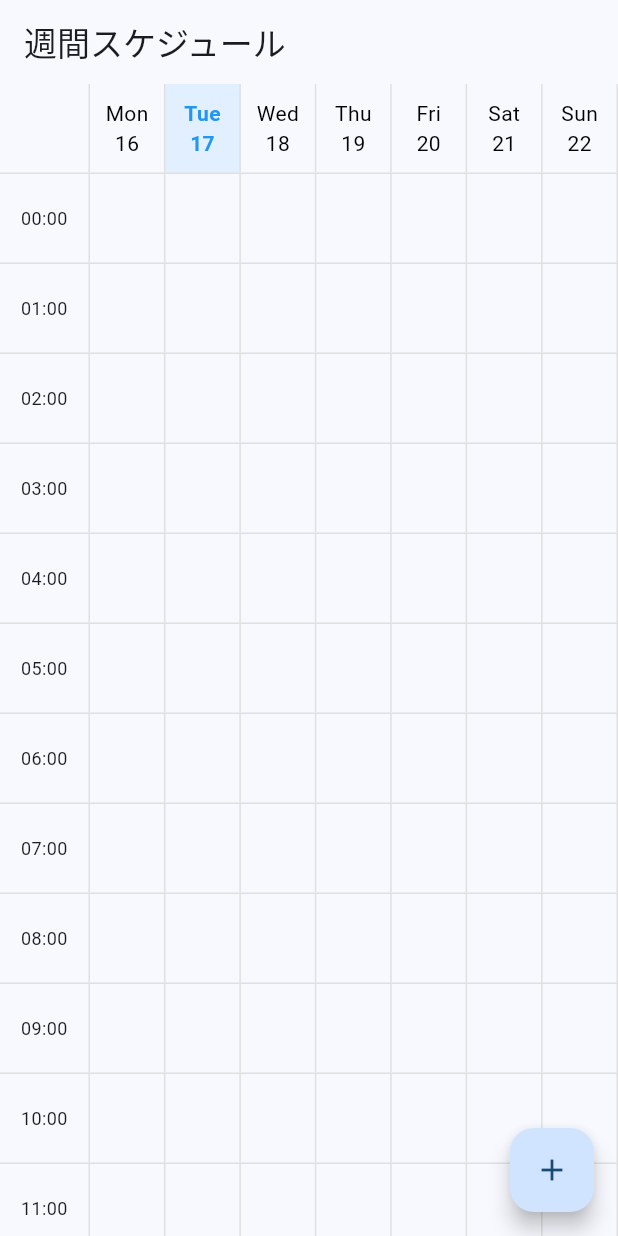
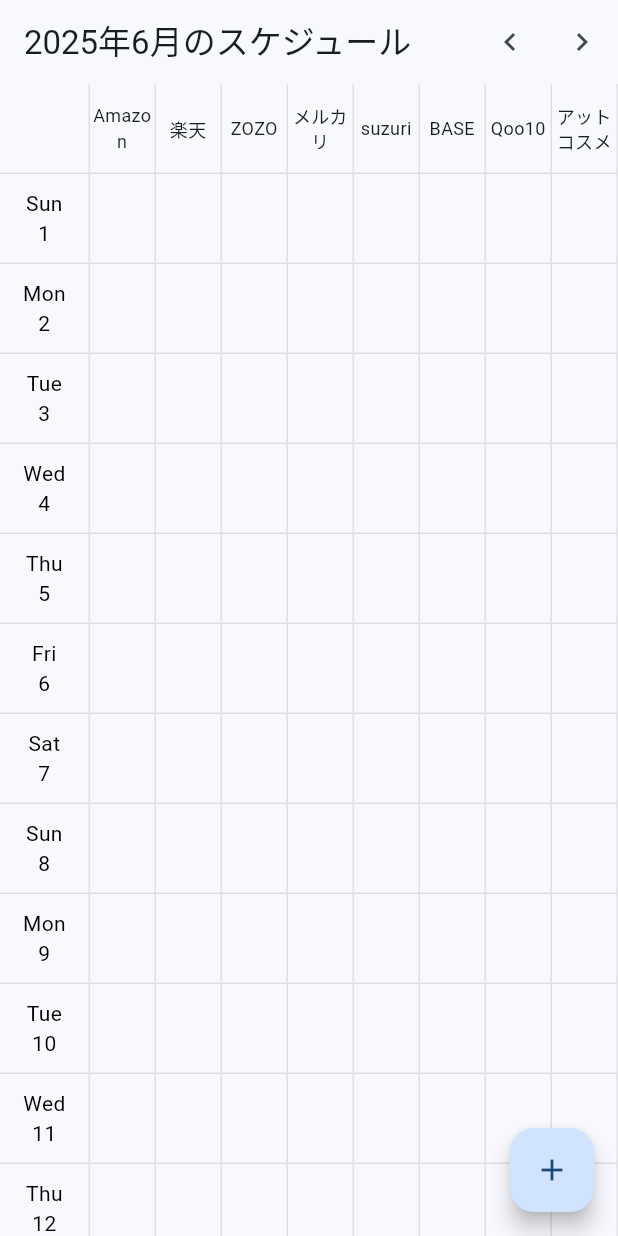
Before and after one commit to sayasurvey/schedule, a Flutter app: the screen it shows after launch, on a phone screen of 412 x 824 dp. Run offline on Flutter 3.47's test engine with Material 3 defaults, Android fonts, the phone set to English and light mode, and no system bars.

Commit message:
FIX: 縦軸を日付に、横軸をサイト名に変更

```diff
--- a/lib/week_schedule_view.dart
+++ b/lib/week_schedule_view.dart
@@ -11,10 +11,18 @@
 class _WeekScheduleViewState extends State<WeekScheduleView> {
   late DateTime _focusedDay;
   late DateTime _selectedDay;
-  final List<String> _timeSlots = List.generate(
-    24,
-    (index) => '${index.toString().padLeft(2, '0')}:00',
-  );
+
+  // 客先名のリスト
+  final List<String> _customers = [
+    'Amazon',
+    '楽天',
+    'ZOZO',
+    'メルカリ',
+    'suzuri',
+    'BASE',
+    'Qoo10',
+    'アットコスメ'
+  ];
 
   // スケジュールデータを管理するMap
   final Map<DateTime, Map<String, String>> _schedules = {};
@@ -26,13 +34,26 @@
     _selectedDay = DateTime.now();
   }
 
+  // 月の日数を取得
+  int _getDaysInMonth(DateTime date) {
+    return DateTime(date.year, date.month + 1, 0).day;
+  }
+
+  // 月の日付リストを取得
+  List<DateTime> _getDaysInMonthList(DateTime date) {
+    final daysInMonth = _getDaysInMonth(date);
+    return List.generate(daysInMonth, (index) {
+      return DateTime(date.year, date.month, index + 1);
+    });
+  }
+
   // スケジュールを追加するメソッド
-  void _addSchedule(DateTime date, String time, String title) {
+  void _addSchedule(DateTime date, String customer, String title) {
     setState(() {
       if (!_schedules.containsKey(date)) {
         _schedules[date] = {};
       }
-      _schedules[date]![time] = title;
+      _schedules[date]![customer] = title;
     });
   }
 
@@ -40,11 +61,29 @@
   Widget build(BuildContext context) {
     return Scaffold(
       appBar: AppBar(
-        title: const Text('週間スケジュール'),
+        title: Text('${_focusedDay.year}年${_focusedDay.month}月のスケジュール'),
+        actions: [
+          IconButton(
+            icon: const Icon(Icons.chevron_left),
+            onPressed: () {
+              setState(() {
+                _focusedDay = DateTime(_focusedDay.year, _focusedDay.month - 1, 1);
+              });
+            },
+          ),
+          IconButton(
+            icon: const Icon(Icons.chevron_right),
+            onPressed: () {
+              setState(() {
+                _focusedDay = DateTime(_focusedDay.year, _focusedDay.month + 1, 1);
+              });
+            },
+          ),
+        ],
       ),
       body: Column(
         children: [
-          _buildWeekHeader(),
+          _buildCustomerHeader(),
           Expanded(
             child: _buildScheduleGrid(),
           ),
@@ -62,7 +101,7 @@
   // スケジュール追加ダイアログを表示
   void _showAddScheduleDialog() {
     final TextEditingController titleController = TextEditingController();
-    String selectedTime = _timeSlots[0];
+    String selectedCustomer = _customers[0];
 
     showDialog(
       context: context,
@@ -80,16 +119,16 @@
               ),
               const SizedBox(height: 16),
               DropdownButton<String>(
-                value: selectedTime,
-                items: _timeSlots.map((time) {
+                value: selectedCustomer,
+                items: _customers.map((customer) {
                   return DropdownMenuItem(
-                    value: time,
-                    child: Text(time),
+                    value: customer,
+                    child: Text(customer),
                   );
                 }).toList(),
                 onChanged: (value) {
                   if (value != null) {
-                    selectedTime = value;
+                    selectedCustomer = value;
                   }
                 },
               ),
@@ -105,7 +144,7 @@
             TextButton(
               onPressed: () {
                 if (titleController.text.isNotEmpty) {
-                  _addSchedule(_selectedDay, selectedTime, titleController.text);
+                  _addSchedule(_selectedDay, selectedCustomer, titleController.text);
                   Navigator.pop(context);
                 }
               },
@@ -117,12 +156,7 @@
     );
   }
 
-  Widget _buildWeekHeader() {
-    final days = List.generate(7, (index) {
-      final date = _focusedDay.subtract(Duration(days: _focusedDay.weekday - 1 - index));
-      return date;
-    });
-
+  Widget _buildCustomerHeader() {
     return Container(
       height: 60,
       decoration: BoxDecoration(
@@ -142,40 +176,19 @@
               ),
             ),
           ),
-          ...days.map((date) {
-            final isSelected = DateUtils.isSameDay(date, _selectedDay);
+          ..._customers.map((customer) {
             return Expanded(
-              child: GestureDetector(
-                onTap: () {
-                  setState(() {
-                    _selectedDay = date;
-                  });
-                },
-                child: Container(
-                  decoration: BoxDecoration(
-                    color: isSelected ? Colors.blue.withOpacity(0.1) : null,
-                    border: Border(
-                      right: BorderSide(color: Colors.grey.shade300),
-                    ),
+              child: Container(
+                decoration: BoxDecoration(
+                  border: Border(
+                    right: BorderSide(color: Colors.grey.shade300),
                   ),
-                  child: Column(
-                    mainAxisAlignment: MainAxisAlignment.center,
-                    children: [
-                      Text(
-                        DateFormat('E').format(date),
-                        style: TextStyle(
-                          fontWeight: isSelected ? FontWeight.bold : FontWeight.normal,
-                          color: isSelected ? Colors.blue : Colors.black,
-                        ),
-                      ),
-                      Text(
-                        DateFormat('d').format(date),
-                        style: TextStyle(
-                          fontWeight: isSelected ? FontWeight.bold : FontWeight.normal,
-                          color: isSelected ? Colors.blue : Colors.black,
-                        ),
-                      ),
-                    ],
+                ),
+                child: Center(
+                  child: Text(
+                    customer,
+                    style: const TextStyle(fontSize: 12),
+                    textAlign: TextAlign.center,
                   ),
                 ),
               ),
@@ -187,14 +200,14 @@
   }
 
   Widget _buildScheduleGrid() {
-    final days = List.generate(7, (index) {
-      return _focusedDay.subtract(Duration(days: _focusedDay.weekday - 1 - index));
-    });
+    final days = _getDaysInMonthList(_focusedDay);
 
     return ListView.builder(
-      itemCount: _timeSlots.length,
-      itemBuilder: (context, timeIndex) {
-        final time = _timeSlots[timeIndex];
+      itemCount: days.length,
+      itemBuilder: (context, dayIndex) {
+        final date = days[dayIndex];
+        final isSelected = DateUtils.isSameDay(date, _selectedDay);
+
         return Container(
           height: 60,
           decoration: BoxDecoration(
@@ -206,28 +219,49 @@
             children: [
               SizedBox(
                 width: 60,
-                child: Container(
-                  decoration: BoxDecoration(
-                    border: Border(
-                      right: BorderSide(color: Colors.grey.shade300),
+                child: GestureDetector(
+                  onTap: () {
+                    setState(() {
+                      _selectedDay = date;
+                    });
+                  },
+                  child: Container(
+                    decoration: BoxDecoration(
+                      color: isSelected ? Colors.blue.withOpacity(0.1) : null,
+                      border: Border(
+                        right: BorderSide(color: Colors.grey.shade300),
+                      ),
                     ),
-                  ),
-                  child: Center(
-                    child: Text(
-                      time,
-                      style: const TextStyle(fontSize: 12),
+                    child: Column(
+                      mainAxisAlignment: MainAxisAlignment.center,
+                      children: [
+                        Text(
+                          DateFormat('E').format(date),
+                          style: TextStyle(
+                            fontWeight: isSelected ? FontWeight.bold : FontWeight.normal,
+                            color: isSelected ? Colors.blue : Colors.black,
+                          ),
+                        ),
+                        Text(
+                          DateFormat('d').format(date),
+                          style: TextStyle(
+                            fontWeight: isSelected ? FontWeight.bold : FontWeight.normal,
+                            color: isSelected ? Colors.blue : Colors.black,
+                          ),
+                        ),
+                      ],
                     ),
                   ),
                 ),
               ),
-              ...days.map((date) {
-                final schedule = _schedules[date]?[time];
+              ..._customers.map((customer) {
+                final schedule = _schedules[date]?[customer];
                 return Expanded(
                   child: GestureDetector(
                     onTap: () {
                       if (schedule != null) {
                         // 既存のスケジュールを編集
-                        _showEditScheduleDialog(date, time, schedule);
+                        _showEditScheduleDialog(date, customer, schedule);
                       } else {
                         // 新しいスケジュールを追加
                         _showAddScheduleDialog();
@@ -266,7 +300,7 @@
   }
 
   // スケジュール編集ダイアログを表示
-  void _showEditScheduleDialog(DateTime date, String time, String currentTitle) {
+  void _showEditScheduleDialog(DateTime date, String customer, String currentTitle) {
     final TextEditingController titleController = TextEditingController(text: currentTitle);
 
     showDialog(
@@ -295,7 +329,7 @@
             TextButton(
               onPressed: () {
                 if (titleController.text.isNotEmpty) {
-                  _addSchedule(date, time, titleController.text);
+                  _addSchedule(date, customer, titleController.text);
                   Navigator.pop(context);
                 }
               },
@@ -304,7 +338,7 @@
             TextButton(
               onPressed: () {
                 setState(() {
-                  _schedules[date]?.remove(time);
+                  _schedules[date]?.remove(customer);
                 });
                 Navigator.pop(context);
               },
```
